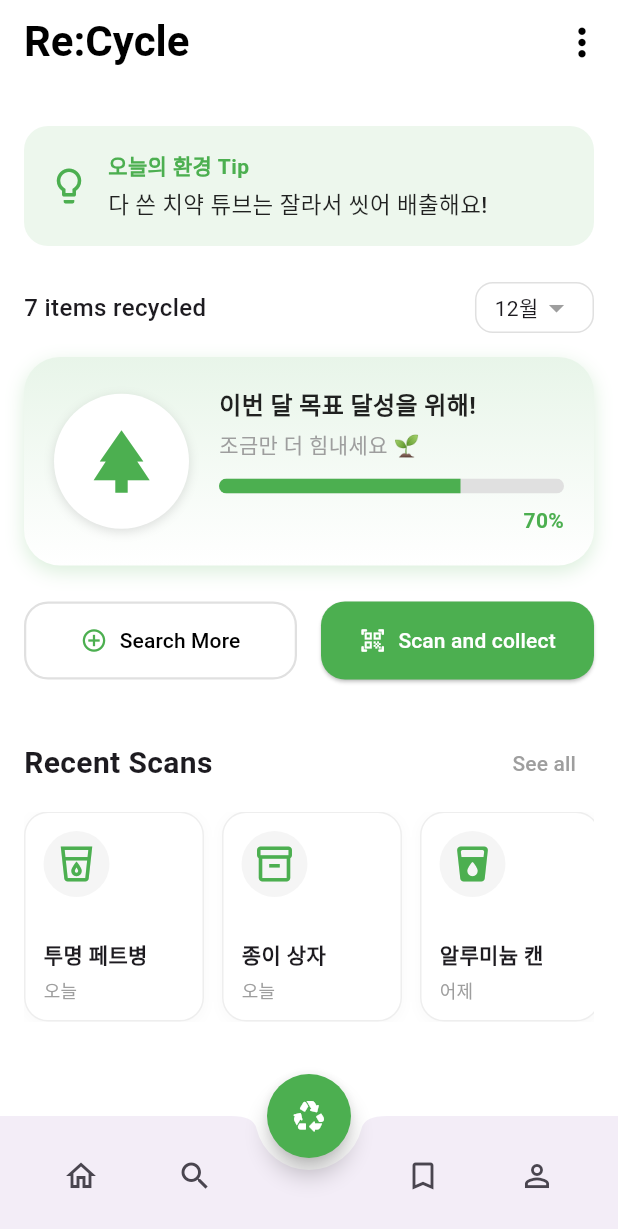
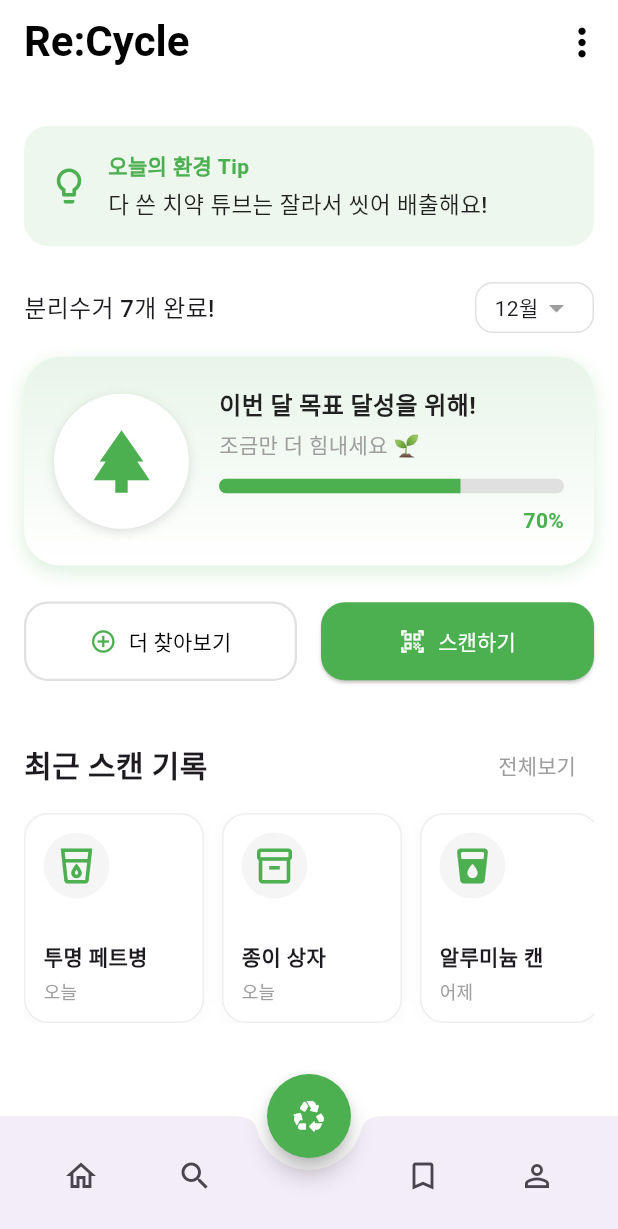
Before and after one commit to MoonsDe/GNU_REAL_PBL, a Flutter app: the MainScreen screen opened directly, on a phone screen of 412 x 824 dp. Shown: the top 1229 px of the screen. Run offline on Flutter 3.47's test engine with Material 3 defaults, Android fonts, the light colour scheme and no system bars; our stand-ins replace camera, dio, image_picker.

Commit message:
Update main_screen.dart
main_screen 한글화

```diff
--- a/lib/screens/main_screen.dart
+++ b/lib/screens/main_screen.dart
@@ -104,7 +104,7 @@ class _MainScreenState extends State<MainScreen> {
             mainAxisAlignment: MainAxisAlignment.spaceBetween,
             children: [
               const Text(
-                '7 items recycled',
+                '분리수거 7개 완료!',
                 style: TextStyle(fontSize: 16, fontWeight: FontWeight.w500),
               ),
               Container(
@@ -220,7 +220,7 @@ class _MainScreenState extends State<MainScreen> {
                 child: OutlinedButton.icon(
                   icon:
                       const Icon(Icons.add_circle_outline, color: Colors.green),
-                  label: const Text('Search More',
+                  label: const Text('더 찾아보기',
                       style: TextStyle(color: Colors.black)),
                   style: OutlinedButton.styleFrom(
                     padding: const EdgeInsets.symmetric(vertical: 16),
@@ -242,7 +242,7 @@ class _MainScreenState extends State<MainScreen> {
               Expanded(
                 child: ElevatedButton.icon(
                   icon: const Icon(Icons.qr_code_scanner_rounded),
-                  label: const Text('Scan and collect'),
+                  label: const Text('스캔하기'),
                   style: ElevatedButton.styleFrom(
                     backgroundColor: Colors.green,
                     foregroundColor: Colors.white,
@@ -270,13 +270,12 @@ class _MainScreenState extends State<MainScreen> {
             mainAxisAlignment: MainAxisAlignment.spaceBetween,
             children: [
               const Text(
-                'Recent Scans',
+                '최근 스캔 기록',
                 style: TextStyle(fontSize: 20, fontWeight: FontWeight.bold),
               ),
               TextButton(
                 onPressed: () {},
-                child:
-                    const Text('See all', style: TextStyle(color: Colors.grey)),
+                child: const Text('전체보기', style: TextStyle(color: Colors.grey)),
               ),
             ],
           ),
```
